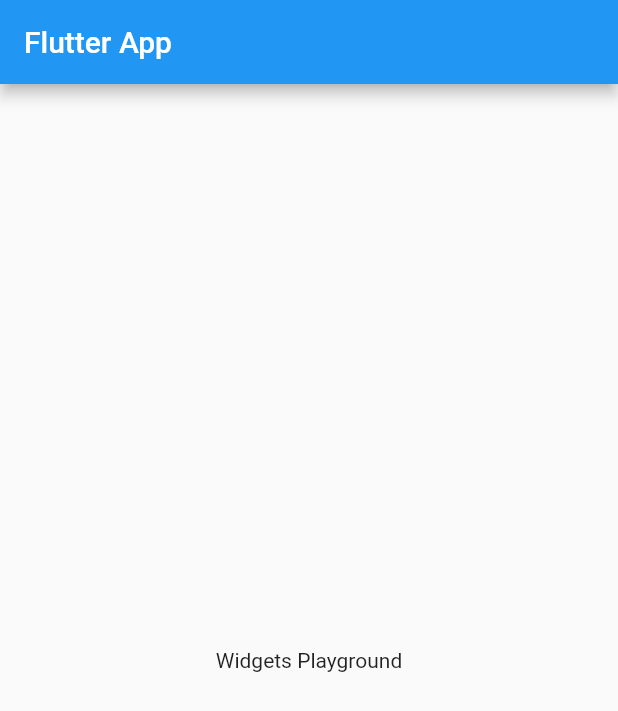
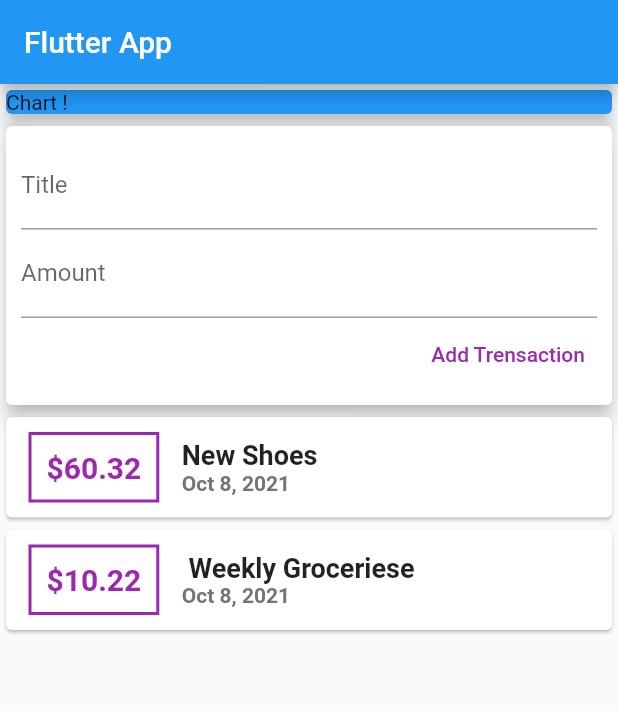
Before and after one commit to Frabbi727/Flutter_Daily_Expense_App, a Flutter app: the screen it shows after launch, on a phone screen of 412 x 824 dp. Shown: the top 711 px of the screen. Run offline on Flutter 3.47's test engine with Material 2 defaults, Android fonts, the phone set to English and light mode, and no system bars.

Commit message:
can take input form user and can show in the apps

```diff
--- a/lib/main.dart
+++ b/lib/main.dart
@@ -1,12 +1,11 @@
+import './widgets/user_transaction.dart';
 import 'package:flutter/material.dart';
 
 void main() {
-  runApp( MyApp());
+  runApp(MyApp());
 }
 
 class MyApp extends StatelessWidget {
-
-
   @override
   Widget build(BuildContext context) {
     return MaterialApp(
@@ -17,13 +16,36 @@ class MyApp extends StatelessWidget {
 }
 
 class MyHomePage extends StatelessWidget {
-  // const MyHomePage({Key? key}) : super(key: key);
+  // late String titleInput;
+  // late String amountInput;
+  final titleController = TextEditingController();
+  final amountController = TextEditingController();
 
   @override
   Widget build(BuildContext context) {
     return Scaffold(
-      appBar: AppBar(title: Text('Flutter App'),),
-      body: Center(child: Text('Widgets Playground'),),
+      appBar: AppBar(
+        title: Text('Flutter App'),
+      ),
+      body: SingleChildScrollView(
+        child: Column(
+          crossAxisAlignment: CrossAxisAlignment.stretch,
+          children: <Widget>[
+            Container(
+              width: double.infinity,
+              child: Card(
+                color: Colors.blue,
+                elevation: 5,
+                child: Text('Chart !'),
+              ),
+            ),
+            UserTransaction(),
+          ],
+        ),
+      ),
     );
   }
 }
+
+
+//Start from 21
--- /dev/null
+++ b/lib/models/transaction.dart
@@ -0,0 +1,14 @@
+
+
+class Transaction {
+  final String id;
+  final String title;
+  final double amount;
+  final DateTime date;
+
+  Transaction(
+      {required this.id,
+      required this.title,
+      required this.amount,
+      required this.date});
+}
--- /dev/null
+++ b/lib/widgets/new_transaction.dart
@@ -0,0 +1,52 @@
+import 'package:flutter/material.dart';
+
+class NewTransaction extends StatelessWidget {
+  // const NewTransaction({Key? key}) : super(key: key);
+  final titleController = TextEditingController();
+  final amountController = TextEditingController();
+  final Function addTx;
+  NewTransaction(this.addTx);
+
+  @override
+  Widget build(BuildContext context) {
+    return Card(
+      elevation: 5,
+      child: Container(
+        padding: EdgeInsets.all(10),
+        child: Column(
+          crossAxisAlignment: CrossAxisAlignment.end,
+          children: <Widget>[
+            TextField(
+              decoration: InputDecoration(labelText: 'Title'),
+              controller: titleController,
+              // onChanged: (val) {
+              //   titleInput = val;
+              // },
+            ),
+            TextField(
+              decoration: InputDecoration(labelText: 'Amount'),
+              controller: amountController,
+              // onChanged: (val) {
+              //   amountInput = val;
+              // },
+            ),
+            TextButton(
+              // style: TextButton.styleFrom(backgroundColor: Colors.red),
+
+              onPressed: () {
+                print(titleController.text);
+                print(amountController.text);
+                addTx(titleController.text, double.parse(amountController.text));
+
+              },
+              child: Text(
+                'Add Trensaction',
+                style: TextStyle(color: Colors.purple),
+              ),
+            )
+          ],
+        ),
+      ),
+    );
+  }
+}
--- /dev/null
+++ b/lib/widgets/transaction_list.dart
@@ -0,0 +1,59 @@
+import 'package:flutter/material.dart';
+import 'package:intl/intl.dart';
+
+import '../models/transaction.dart';
+
+class TransactionList extends StatelessWidget {
+ final List<Transaction> transaction;
+ TransactionList(this.transaction);
+  @override
+  Widget build(BuildContext context) {
+    return  Column(
+      children: transaction.map((tx) {
+        return Card(
+          child: Row(
+            children: <Widget>[
+              Container(
+                margin: EdgeInsets.symmetric(horizontal: 15, vertical: 10),
+                decoration: BoxDecoration(
+                  border: Border.all(
+                    color: Colors.purple,
+                    width: 2,
+                  ),
+                ),
+                padding: EdgeInsets.all(10),
+                child: Text(
+                  '\$${tx.amount}',
+                  style: TextStyle(
+                    fontSize: 20,
+                    fontWeight: FontWeight.bold,
+                    color: Colors.purple,
+                  ),
+                ),
+              ),
+              Column(
+                crossAxisAlignment: CrossAxisAlignment.start,
+                children: <Widget>[
+                  Text(
+                    tx.title,
+                    style: TextStyle(
+                      fontSize: 18,
+                      fontWeight: FontWeight.bold,
+                    ),
+                  ),
+                  Text(
+                    DateFormat.yMMMd().format(tx.date),
+                    style: TextStyle(
+                      fontWeight: FontWeight.bold,
+                      color: Colors.grey[600],
+                    ),
+                  )
+                ],
+              )
+            ],
+          ),
+        );
+      }).toList(),
+    );
+  }
+}
--- /dev/null
+++ b/lib/widgets/user_transaction.dart
@@ -0,0 +1,51 @@
+import 'package:flutter/material.dart';
+
+import './new_transaction.dart';
+import './transaction_list.dart';
+import '../models/transaction.dart';
+
+class UserTransaction extends StatefulWidget {
+  UserTransaction({Key? key}) : super(key: key);
+
+  @override
+  _UserTransactionState createState() => _UserTransactionState();
+}
+
+class _UserTransactionState extends State<UserTransaction> {
+  final List<Transaction> _userTransactions = [
+    Transaction(
+      id: 't1',
+      title: 'New Shoes',
+      amount: 60.32,
+      date: DateTime.now(),
+    ),
+    Transaction(
+      id: 't2',
+      title: ' Weekly Groceriese',
+      amount: 10.22,
+      date: DateTime.now(),
+    ),
+  ];
+
+  void _addNewTransaction(String txTitle, double txAmount) {
+    final newTx = Transaction(
+      title: txTitle,
+      amount: txAmount,
+      date: DateTime.now(),
+      id: DateTime.now().toString(),
+    );
+    setState(() {
+      _userTransactions.add(newTx);
+    });
+  }
+
+  @override
+  Widget build(BuildContext context) {
+    return Column(
+      children: <Widget>[
+        NewTransaction(_addNewTransaction),
+        TransactionList(_userTransactions),
+      ],
+    );
+  }
+}
--- a/pubspec.yaml
+++ b/pubspec.yaml
@@ -34,6 +34,7 @@ dependencies:
   # The following adds the Cupertino Icons font to your application.
   # Use with the CupertinoIcons class for iOS style icons.
   cupertino_icons: ^1.0.2
+  intl: ^0.17.0
 
 dev_dependencies:
   flutter_test:
```
Also changed, not shown: pubspec.lock.
